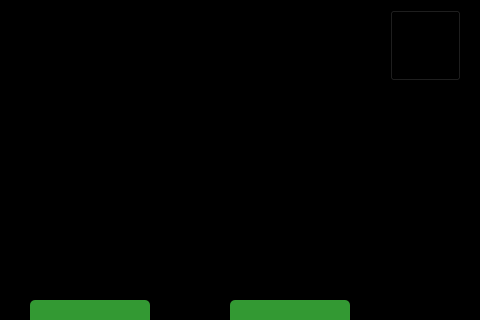
javierjose1224/Proyecto_final, file partidas.ui: the form before one commit; both pictures show x 270 to 750 and y 0 to 320 of the 750 by 450 pixel window.
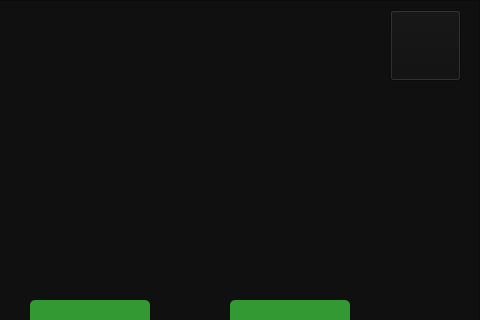
The form after the commit. Icons and pictures are not drawn.

```diff
--- a/partidas.ui
+++ b/partidas.ui
@@ -134,7 +134,7 @@
      </rect>
     </property>
     <property name="styleSheet">
-     <string notr="true">background-color: rgb(0, 0, 0);</string>
+     <string notr="true">background-color: #101010;</string>
     </property>
     <property name="frameShape">
      <enum>QFrame::StyledPanel</enum>
```
